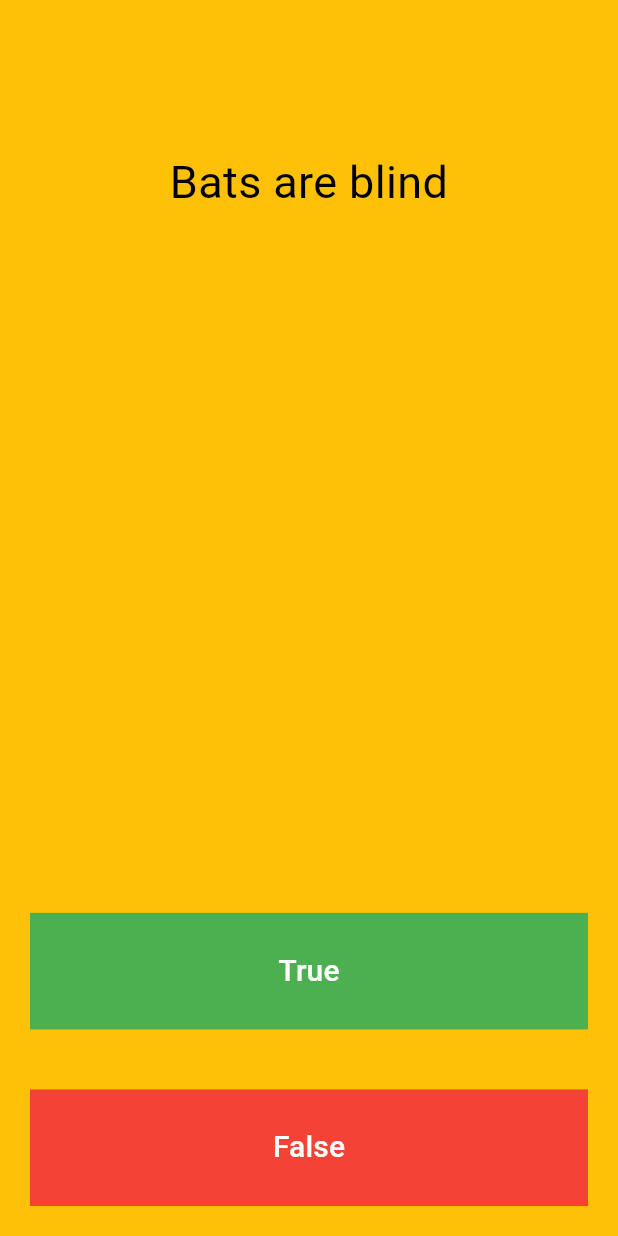
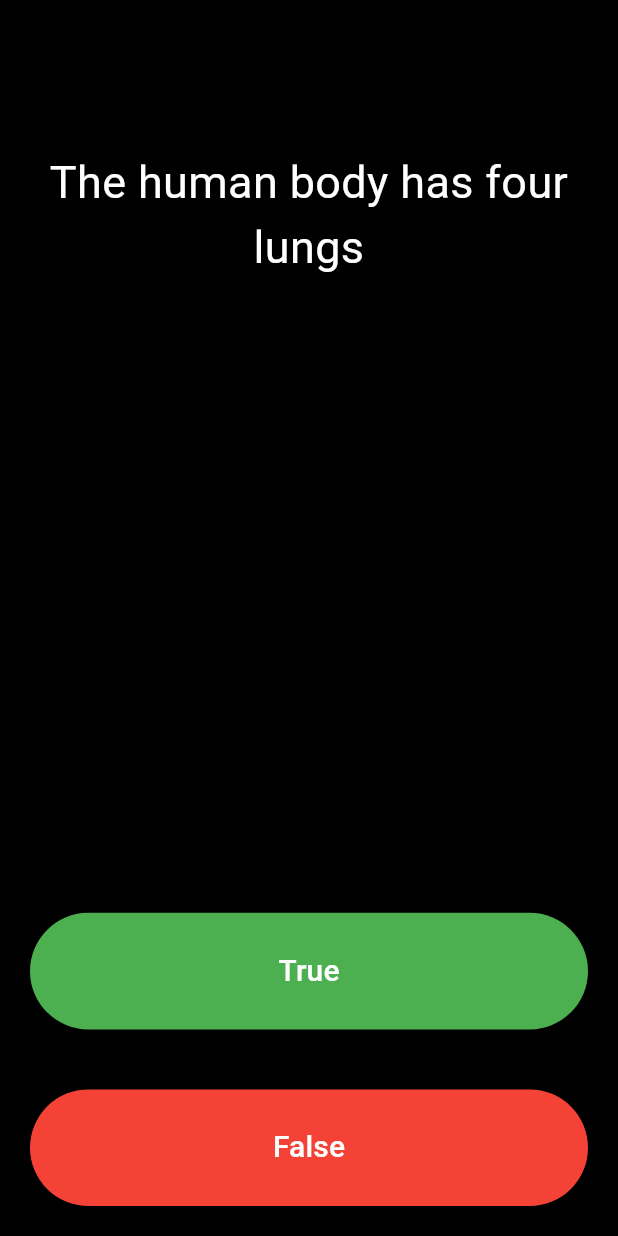
Before and after one commit to Farseena-Sirin-P-P/quiz_app, a Flutter app: the screen it shows after launch, after a tap on "True", after a tap on "False", on a phone screen of 412 x 824 dp. Run offline on Flutter 3.47's test engine with Material 3 defaults, Android fonts, the phone set to English and light mode, and no system bars.

Commit message:
first commit

```diff
--- a/lib/main.dart
+++ b/lib/main.dart
@@ -1,7 +1,15 @@
 import 'package:flutter/material.dart';
+import 'package:quiz_app/quiz_screen.dart';
 
 void main() {
   runApp(const MyApp());
+}
+
+class Question {
+  final String questionText;
+  final bool answerText;
+
+  Question({required this.questionText, required this.answerText});
 }
 
 class MyApp extends StatelessWidget {
@@ -9,91 +17,6 @@ class MyApp extends StatelessWidget {
 
   @override
   Widget build(BuildContext context) {
-    return MaterialApp(
-      home: Scaffold(backgroundColor: Colors.amber, body: QuizScreen()),
-    );
+    return MaterialApp(home: const QuizScreen());
   }
 }
-
-class QuizScreen extends StatefulWidget {
-  const QuizScreen({super.key});
-
-  @override
-  State<QuizScreen> createState() => _QuizScreenState();
-}
-
-class _QuizScreenState extends State<QuizScreen> {
-  int questionNo = 0;
-  List<String> questions = [
-    'Elephant is a Mammal',
-    'Bats are blind',
-    'The human body has four lungs',
-    'Spiders have eight leg',
-    'Penguins can fly',
-  ];
-  @override
-  Widget build(BuildContext context) {
-    return SafeArea(
-      child: Container(
-        child: Column(
-          crossAxisAlignment: CrossAxisAlignment.stretch,
-          mainAxisAlignment: MainAxisAlignment.spaceAround,
-          children: [
-            Expanded(
-              flex: 5,
-              child: Padding(
-                padding: const EdgeInsets.fromLTRB(10, 100, 10, 100),
-                child: Text(
-                  questions[questionNo],
-                  textAlign: TextAlign.center,
-                  style: TextStyle(color: Colors.black, fontSize: 30),
-                ),
-              ),
-            ),
-
-            Expanded(
-              child: Padding(
-                padding: const EdgeInsets.all(20.0),
-                child: TextButton(
-                  style: TextButton.styleFrom(
-                    backgroundColor: Colors.green,
-                    shape: RoundedRectangleBorder(
-                      borderRadius: BorderRadius.zero,
-                    ),
-                  ),
-                  onPressed: () {
-                    setState(() {
-                      questionNo = questionNo + 1;
-                    });
-                  },
-                  child: Text(
-                    'True',
-                    style: TextStyle(color: Colors.white, fontSize: 20),
-                  ),
-                ),
-              ),
-            ),
-            Expanded(
-              child: Padding(
-                padding: const EdgeInsets.all(20.0),
-                child: TextButton(
-                  style: TextButton.styleFrom(
-                    backgroundColor: Colors.red,
-                    shape: RoundedRectangleBorder(
-                      borderRadius: BorderRadius.zero,
-                    ),
-                  ),
-                  onPressed: () {},
-                  child: Text(
-                    'False',
-                    style: TextStyle(color: Colors.white, fontSize: 20),
-                  ),
-                ),
-              ),
-            ),
-          ],
-        ),
-      ),
-    );
-  }
-}
--- /dev/null
+++ b/lib/quiz_class.dart
@@ -0,0 +1,9 @@
+class Question {
+  late String questionText;
+  late bool answerText;
+
+  Question({required String q, required bool a}) {
+    questionText = q;
+    answerText = a;
+  }
+}
--- /dev/null
+++ b/lib/quiz_screen.dart
@@ -0,0 +1,108 @@
+import 'package:flutter/material.dart';
+import 'package:quiz_app/score_screen.dart';
+import 'quiz_class.dart';
+
+class QuizScreen extends StatefulWidget {
+  const QuizScreen({super.key});
+
+  @override
+  State<QuizScreen> createState() => _QuizScreenState();
+}
+
+class _QuizScreenState extends State<QuizScreen> {
+  int questionNo = 0;
+  int score = 0;
+  int correctAnswers = 0;
+  int wrongAnswers = 0;
+
+  List<Question> questionList = [
+    Question(q: 'Elephant is a mammal', a: true),
+    Question(q: 'Bats are blind', a: false),
+    Question(q: 'The human body has four lungs', a: false),
+    Question(q: 'Spiders have eight leg', a: true),
+    Question(q: 'Penguins can fly', a: false),
+  ];
+
+  void checkAnswer(bool userPickedAnswer) {
+    bool correctAnswer = questionList[questionNo].answerText;
+
+    if (userPickedAnswer == correctAnswer) {
+      score++;
+      correctAnswers++;
+      print('Correct');
+    } else {
+      wrongAnswers++;
+      print('Wrong');
+    }
+
+    setState(() {
+      if (questionNo < questionList.length - 1) {
+        questionNo++;
+      } else {
+        Navigator.push(
+          context,
+          MaterialPageRoute(
+            builder:
+                (context) => ScoreScreen(
+                  totalScore: score,
+                  rightAnswers: correctAnswers,
+                  wrongAnswers: wrongAnswers,
+                ),
+          ),
+        );
+      }
+    });
+  }
+
+  @override
+  Widget build(BuildContext context) {
+    return Scaffold(
+      backgroundColor: Colors.black,
+      body: SafeArea(
+        child: Column(
+          mainAxisAlignment: MainAxisAlignment.spaceAround,
+          crossAxisAlignment: CrossAxisAlignment.stretch,
+          children: [
+            Expanded(
+              flex: 5,
+              child: Padding(
+                padding: const EdgeInsets.fromLTRB(10, 100, 10, 100),
+                child: Text(
+                  questionList[questionNo].questionText,
+                  textAlign: TextAlign.center,
+                  style: const TextStyle(color: Colors.white, fontSize: 30),
+                ),
+              ),
+            ),
+            Expanded(
+              child: Padding(
+                padding: const EdgeInsets.all(20.0),
+                child: TextButton(
+                  style: TextButton.styleFrom(backgroundColor: Colors.green),
+                  onPressed: () => checkAnswer(true),
+                  child: const Text(
+                    'True',
+                    style: TextStyle(color: Colors.white, fontSize: 20),
+                  ),
+                ),
+              ),
+            ),
+            Expanded(
+              child: Padding(
+                padding: const EdgeInsets.all(20.0),
+                child: TextButton(
+                  style: TextButton.styleFrom(backgroundColor: Colors.red),
+                  onPressed: () => checkAnswer(false),
+                  child: const Text(
+                    'False',
+                    style: TextStyle(color: Colors.white, fontSize: 20),
+                  ),
+                ),
+              ),
+            ),
+          ],
+        ),
+      ),
+    );
+  }
+}
```
Also changed, not shown: lib/score_screen.dart (added, +64 -0 lines).
